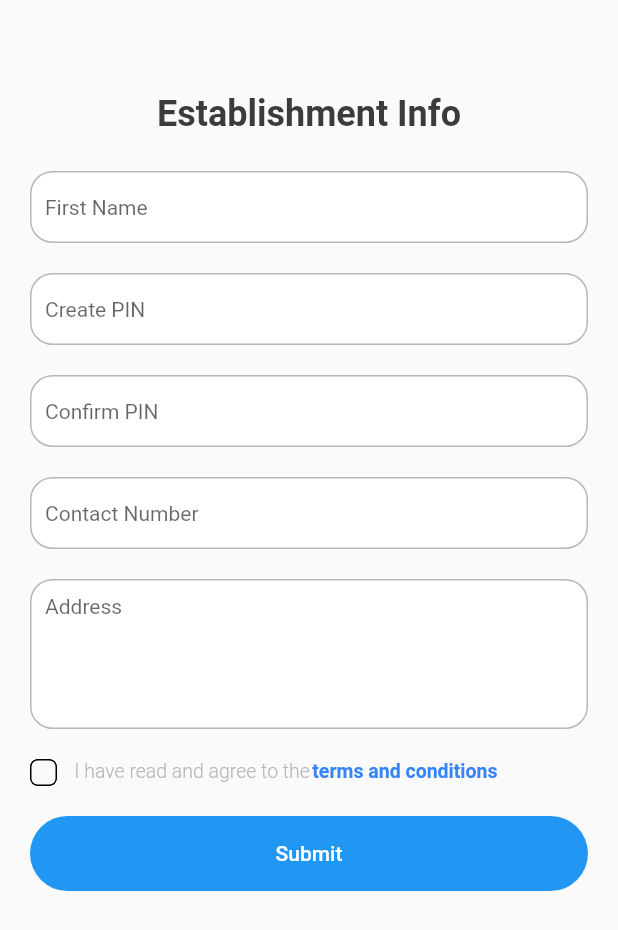
After one commit to wmalquitar23/radar-qrcode-flutter, a Flutter app: the EstablishmentInfoPage screen opened by its route, on a phone screen of 412 x 824 dp. The commit adds this screen. Shown: the top 930 px of the screen. Run offline on Flutter 3.47's test engine with Material 2 defaults, Android fonts, the phone set to English and light mode, and no system bars; our stand-ins replace page_transition, qr_flutter.

Commit message:
FEAT: Establishment Info Page (#15)
* FEAT: Establishment Page

* CHORE: Rename EstablishmenInfo class to EstablishmenInfoPage

* CHORE: Rename ESTABLISHMENT_ROUTE to ESTABLISHMENT_INFO_ROUTE then apply it to files that uses it

* CHORE: Rename class EstablishmenInfoPage to EstablishmentInfoPage

```diff
--- a/lib/core/utils/routes/routes_list.dart
+++ b/lib/core/utils/routes/routes_list.dart
@@ -3,3 +3,4 @@ const String GETSTARTED_ROUTE = '/get-started';
 const String BASIC_INFORMATION_ROUTE = '/basic-information';
 const String VERIFICATION_CODE_ROUTE = '/verification-code';
 const String HOME_PAGE_ROUTE = '/home-page';
+const String ESTABLISHMENT_INFO_ROUTE = '/establishment-info';
--- a/lib/core/utils/routes/routes_navigation_util.dart
+++ b/lib/core/utils/routes/routes_navigation_util.dart
@@ -5,10 +5,13 @@ import 'package:radar_qrcode_flutter/core/utils/routes/router_util.dart';
 import 'package:radar_qrcode_flutter/core/utils/routes/routes_list.dart';
 import 'package:radar_qrcode_flutter/presentation/pages/basic_information/basic_information.dart';
 import 'package:radar_qrcode_flutter/presentation/pages/errors/not_found_page.dart';
+import 'package:radar_qrcode_flutter/presentation/pages/establishment_info/establishment_info_page.dart';
 import 'package:radar_qrcode_flutter/presentation/pages/getstarted/get_started_page.dart';
 import 'package:radar_qrcode_flutter/presentation/pages/home/home_page.dart';
 import 'package:radar_qrcode_flutter/presentation/pages/onboarding/onboarding_page.dart';
 import 'package:radar_qrcode_flutter/presentation/pages/verification_code/verification_page.dart';
+
+import 'routes_list.dart';
 
 Route<dynamic> generateRoute(RouteSettings settings) {
   // final args = settings.arguments;
@@ -40,6 +43,12 @@ Route<dynamic> generateRoute(RouteSettings settings) {
           settings: settings,
           pageTransitionType: PageTransitionType.rightToLeftWithFade);
       break;
+    case ESTABLISHMENT_INFO_ROUTE:
+      return pushNamed(
+          page: EstablishmentInfoPage(),
+          settings: settings,
+          pageTransitionType: PageTransitionType.rightToLeftWithFade);
+      break;
     default:
       return _errorRoute(settings);
       break;
@@ -48,7 +57,8 @@ Route<dynamic> generateRoute(RouteSettings settings) {
 
 Route<dynamic> _errorRoute(RouteSettings settings) {
   return MaterialPageRoute(
-      builder: (context) => NotFoundPage(
-            name: settings.name,
-          ));
+    builder: (context) => NotFoundPage(
+      name: settings.name,
+    ),
+  );
 }
--- /dev/null
+++ b/lib/presentation/pages/establishment_info/establishment_info_page.dart
@@ -0,0 +1,174 @@
+import 'package:flutter/material.dart';
+
+import '../../../core/utils/color_util.dart';
+import '../../../core/utils/style/textfield_theme.dart';
+import '../../widgets/buttons/primary_button_widget.dart';
+import '../../widgets/texts/description_text.dart';
+import '../../widgets/texts/header_text.dart';
+
+class EstablishmentInfoPage extends StatefulWidget {
+  EstablishmentInfoPage({Key key}) : super(key: key);
+
+  @override
+  _EstablishmentInfoPageState createState() => _EstablishmentInfoPageState();
+}
+
+class _EstablishmentInfoPageState extends State<EstablishmentInfoPage> {
+  final double textFieldMargin = 10.0;
+
+  @override
+  Widget build(BuildContext context) {
+    return Scaffold(
+      body: SafeArea(
+        child: SingleChildScrollView(
+          child: Container(
+            padding: EdgeInsets.symmetric(vertical: 50.0, horizontal: 20.0),
+            child: Column(
+              crossAxisAlignment: CrossAxisAlignment.center,
+              children: [
+                Container(
+                  margin: EdgeInsets.symmetric(vertical: 15.0),
+                  child: HeaderText(
+                    title: "Establishment Info",
+                    fontSize: 24,
+                  ),
+                ),
+                _buildEstablishmentNameTextField(),
+                _buildCreatePINTextField(),
+                _buildConfirmPINTextField(),
+                _buildContactNumberTextField(),
+                _buildAddressTextArea(),
+                _buildConditions(),
+                _buildSubmitButton(),
+              ],
+            ),
+          ),
+        ),
+      ),
+    );
+  }
+
+  _buildEstablishmentNameTextField() {
+    return Container(
+      margin: EdgeInsets.symmetric(vertical: textFieldMargin),
+      child: TextFormField(
+        style: TextStyle(fontSize: 14.0),
+        decoration:
+            TextFieldTheme.textfieldInputDecoration(hintText: "First Name"),
+      ),
+    );
+  }
+
+  _buildCreatePINTextField() {
+    return Container(
+      margin: EdgeInsets.symmetric(vertical: textFieldMargin),
+      child: TextFormField(
+        obscureText: true,
+        style: TextStyle(fontSize: 14.0),
+        decoration:
+            TextFieldTheme.textfieldInputDecoration(hintText: "Create PIN"),
+      ),
+    );
+  }
+
+  _buildConfirmPINTextField() {
+    return Container(
+      margin: EdgeInsets.symmetric(vertical: textFieldMargin),
+      child: TextFormField(
+        obscureText: true,
+        style: TextStyle(fontSize: 14.0),
+        decoration:
+            TextFieldTheme.textfieldInputDecoration(hintText: "Confirm PIN"),
+      ),
+    );
+  }
+
+  _buildContactNumberTextField() {
+    return Container(
+      margin: EdgeInsets.symmetric(vertical: textFieldMargin),
+      child: TextFormField(
+        obscureText: true,
+        style: TextStyle(fontSize: 14.0),
+        decoration:
+            TextFieldTheme.textfieldInputDecoration(hintText: "Contact Number"),
+      ),
+    );
+  }
+
+  _buildAddressTextArea() {
+    return Container(
+      margin: EdgeInsets.symmetric(vertical: textFieldMargin),
+      child: TextFormField(
+        readOnly: true,
+        maxLines: 5,
+        style: TextStyle(fontSize: 14.0),
+        decoration: TextFieldTheme.textAreaInputDecoration(hintText: "Address"),
+      ),
+    );
+  }
+
+  _buildConditions() {
+    return Container(
+      margin: EdgeInsets.symmetric(vertical: textFieldMargin),
+      child: Row(
+        crossAxisAlignment: CrossAxisAlignment.center,
+        children: <Widget>[
+          Container(
+            child: ClipRRect(
+              clipBehavior: Clip.hardEdge,
+              borderRadius: BorderRadius.all(Radius.circular(5)),
+              child: SizedBox(
+                width: Checkbox.width,
+                height: Checkbox.width,
+                child: Container(
+                  decoration: new BoxDecoration(
+                    border: Border.all(
+                      width: 1,
+                    ),
+                    borderRadius: new BorderRadius.circular(5),
+                  ),
+                  child: Theme(
+                    data: ThemeData(
+                      unselectedWidgetColor: Colors.transparent,
+                    ),
+                    child: Checkbox(
+                      value: false,
+                      onChanged: (state) {},
+                      activeColor: Colors.transparent,
+                      checkColor: ColorUtil.primaryColor,
+                      materialTapTargetSize: MaterialTapTargetSize.padded,
+                    ),
+                  ),
+                ),
+              ),
+            ),
+          ),
+          SizedBox(
+            width: 10.0,
+          ),
+          Row(
+            children: <Widget>[
+              DescriptionText(title: "I have read and agree to the "),
+              DescriptionText(
+                title: "terms and conditions",
+                color: ColorUtil.primaryColor,
+                fontWeight: FontWeight.w700,
+              ),
+            ],
+          )
+        ],
+      ),
+    );
+  }
+
+  _buildSubmitButton() {
+    return Container(
+      margin: EdgeInsets.symmetric(vertical: textFieldMargin),
+      child: PrimaryButton(
+        text: "Submit",
+        fontSize: 14,
+        onPressed: () {},
+      ),
+    );
+  }
+}
--- a/lib/presentation/pages/getstarted/get_started_page.dart
+++ b/lib/presentation/pages/getstarted/get_started_page.dart
@@ -7,6 +7,8 @@ import 'package:radar_qrcode_flutter/presentation/widgets/pages/mobile_status_ma
 import 'package:radar_qrcode_flutter/presentation/widgets/texts/description_text.dart';
 import 'package:radar_qrcode_flutter/presentation/widgets/texts/header_text.dart';
 import 'package:radar_qrcode_flutter/presentation/widgets/texts/label_text.dart';
+
+import '../../../core/utils/routes/routes_list.dart';
 
 class GetStartedPage extends StatefulWidget {
   @override
@@ -68,6 +70,8 @@ class _GetStartedPageState extends State<GetStartedPage> {
                         size: 125.0,
                         imageUrl: "assets/images/undraw/establishment.png",
                         fromNetwork: false,
+                        onClick: () => Navigator.pushNamed(
+                            context, ESTABLISHMENT_INFO_ROUTE),
                       ),
                       SizedBox(
                         height: 23.0,
```
